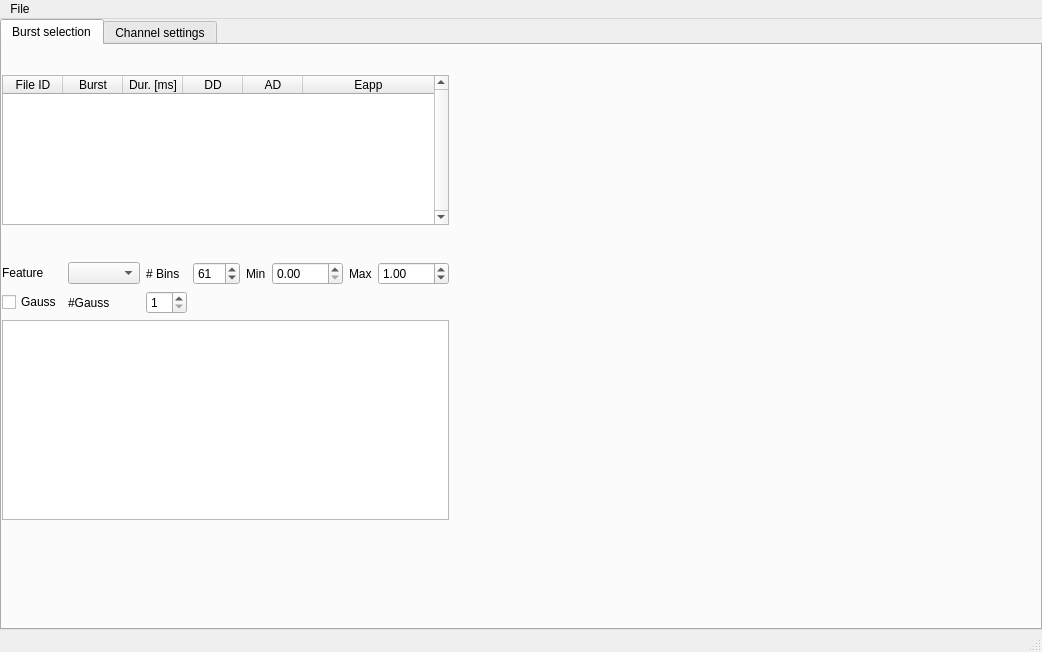
First picture: the form in chisurf/plugins/brick-mic/gui.ui, repository Fluorescence-Tools/chisurf, before the edit.
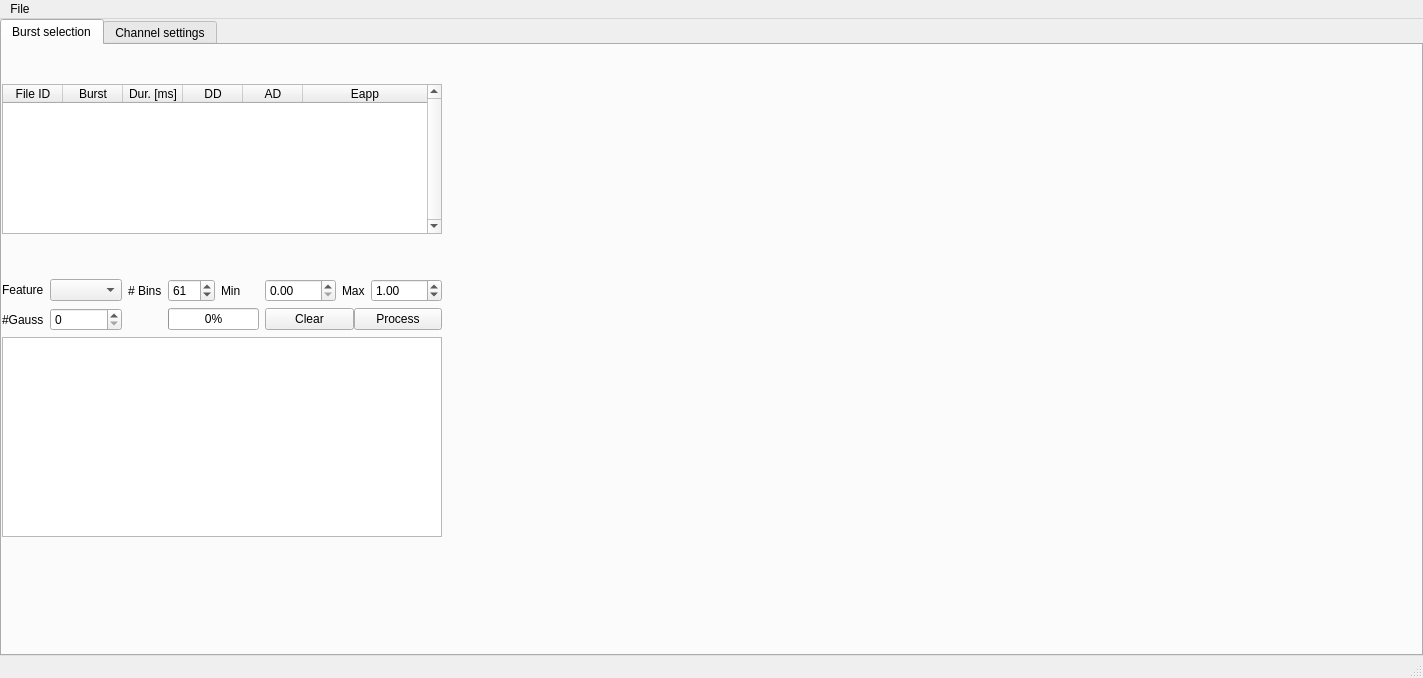
Second picture: the form after the edit.

The edit to the form file:
```diff
--- a/chisurf/plugins/brick-mic/gui.ui
+++ b/chisurf/plugins/brick-mic/gui.ui
@@ -6,8 +6,8 @@
    <rect>
     <x>0</x>
     <y>0</y>
-    <width>1042</width>
-    <height>652</height>
+    <width>1423</width>
+    <height>678</height>
    </rect>
   </property>
   <property name="windowTitle">
@@ -228,6 +228,26 @@
             </property>
            </widget>
           </item>
+          <item row="1" column="0">
+           <widget class="QLabel" name="label">
+            <property name="text">
+             <string>#Gauss</string>
+            </property>
+           </widget>
+          </item>
+          <item row="1" column="1">
+           <widget class="QSpinBox" name="spinBox">
+            <property name="minimum">
+             <number>0</number>
+            </property>
+            <property name="maximum">
+             <number>10</number>
+            </property>
+            <property name="value">
+             <number>0</number>
+            </property>
+           </widget>
+          </item>
           <item row="0" column="6">
            <widget class="QLabel" name="label_9">
             <property name="text">
@@ -248,27 +268,31 @@
             </property>
            </widget>
           </item>
-          <item row="1" column="0">
-           <widget class="QCheckBox" name="checkBox_Gauss">
-            <property name="text">
-             <string>Gauss</string>
+          <item row="1" column="5" colspan="3">
+           <layout class="QHBoxLayout" name="horizontalLayout_2">
+            <property name="spacing">
+             <number>0</number>
             </property>
-           </widget>
+            <item>
+             <widget class="QPushButton" name="pushButton_2">
+              <property name="text">
+               <string>Clear</string>
+              </property>
+             </widget>
+            </item>
+            <item>
+             <widget class="QPushButton" name="pushButton">
+              <property name="text">
+               <string>Process</string>
+              </property>
+             </widget>
+            </item>
+           </layout>
           </item>
-          <item row="1" column="1">
-           <widget class="QLabel" name="label">
-            <property name="text">
-             <string>#Gauss</string>
-            </property>
-           </widget>
-          </item>
-          <item row="1" column="2">
-           <widget class="QSpinBox" name="spinBox">
-            <property name="minimum">
-             <number>1</number>
-            </property>
-            <property name="maximum">
-             <number>10</number>
+          <item row="1" column="3" colspan="2">
+           <widget class="QProgressBar" name="progressBar">
+            <property name="value">
+             <number>0</number>
             </property>
            </widget>
           </item>
@@ -314,7 +338,7 @@
     <rect>
      <x>0</x>
      <y>0</y>
-     <width>1042</width>
+     <width>1423</width>
      <height>21</height>
     </rect>
    </property>
```
